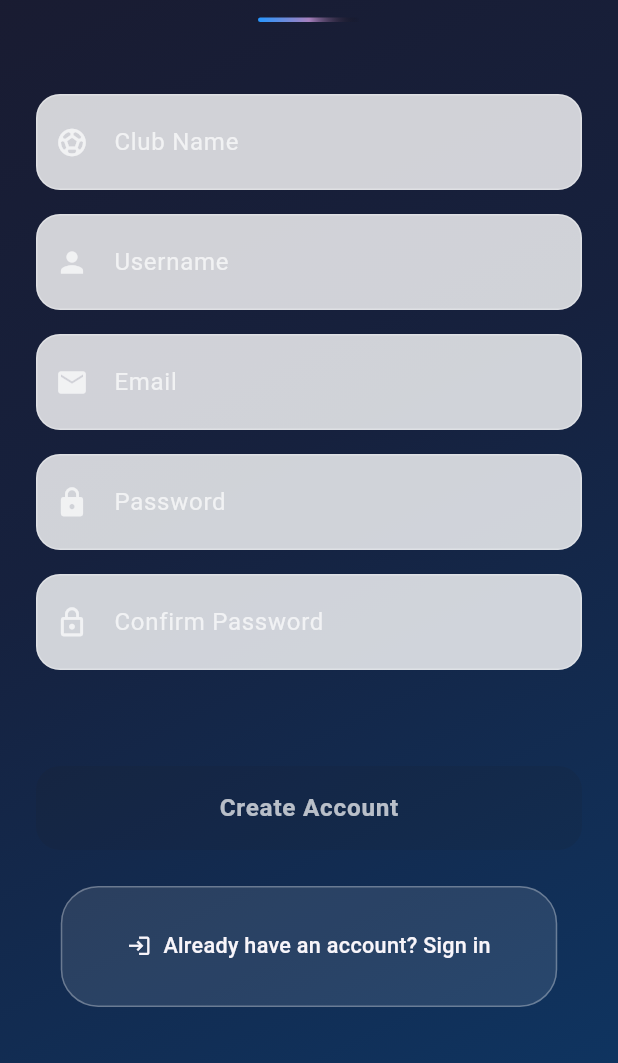
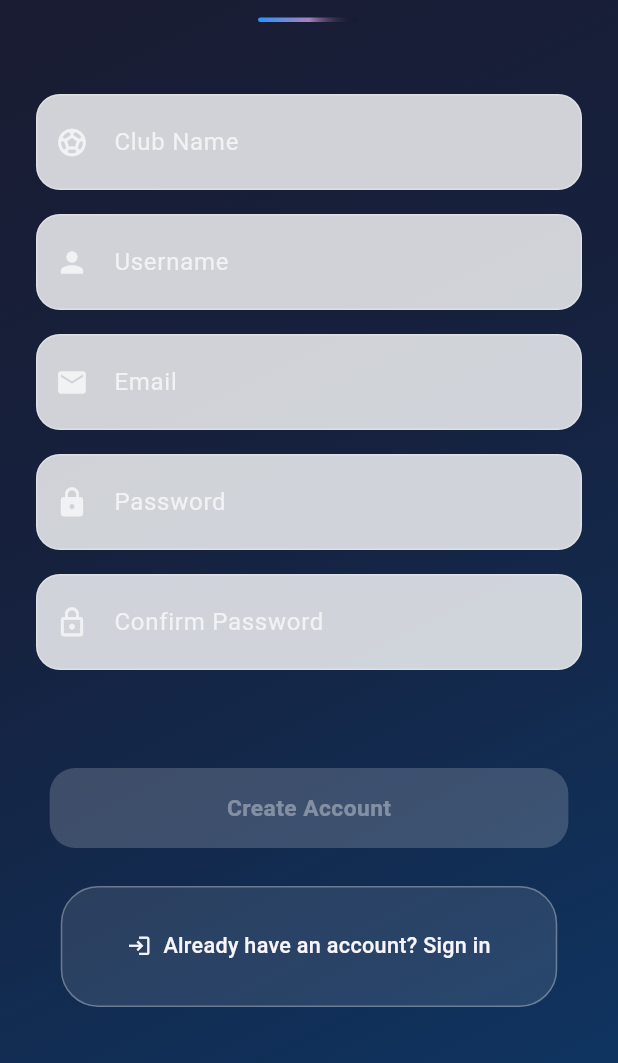
Before and after one commit to V3X3N/Pocket-Eleven, a Flutter app: the RegisterPage screen opened directly, on a phone screen of 412 x 824 dp, the part 173-1236 px from its top. Run offline on Flutter 3.47's test engine with Material 3 defaults, Android fonts, the phone set to English and light mode, and no system bars; our stand-ins replace cloud_firestore, firebase_auth, firebase_core, google_nav_bar, loading_animation_widget, unicons; missing offline and left inert: random_name_generator; accounts and stored records are empty; generated files the repository leaves out were written again.

Commit message:
login/register actionButton change

````diff
--- a/lib/pages/loading/login_register/widgets/action_button_widget.dart
+++ b/lib/pages/loading/login_register/widgets/action_button_widget.dart
@@ -1,66 +1,22 @@
-// File: widgets/form/action_button.dart
 import 'package:flutter/material.dart';
 import 'package:pocket_eleven/design/colors.dart';
 
-/// **Modern action button with loading state and animations**
+/// **Modern action button with smooth animations and loading states**
 ///
 /// Features:
-/// - Smooth loading transitions
-/// - Disabled state handling
-/// - Responsive sizing
-/// - Modern elevation and shadows
-/// - Customizable styling
-///
-/// **Parameters:**
-/// - [text] - Button text (required)
-/// - [onPressed] - Callback function (null disables button)
-/// - [isLoading] - ValueNotifier for loading state (optional)
-/// - [width] - Button width (default: fit content)
-/// - [height] - Button height (default: 56)
-/// - [fontSize] - Text font size (default: 18)
-/// - [borderRadius] - Border radius (default: 16)
-/// - [backgroundColor] - Custom background color (optional)
-/// - [textColor] - Custom text color (optional)
-/// - [icon] - Optional leading icon
-///
-/// **Usage:**
-/// ```dart
-/// ActionButton(
-///   text: 'Submit',
-///   onPressed: handleSubmit,
-///   isLoading: loadingNotifier,
-///   width: double.infinity,
-/// )
-/// ```
+/// - Glass-morphic design with subtle shadows
+/// - Smooth scale and fade animations
+/// - Responsive sizing and typography
+/// - Optimized loading transitions
 class ActionButton extends StatelessWidget {
-  /// Button text
   final String text;
-
-  /// Callback function when pressed
   final VoidCallback? onPressed;
-
-  /// Loading state notifier
   final ValueNotifier<bool>? isLoading;
-
-  /// Button width
   final double? width;
-
-  /// Button height
   final double height;
-
-  /// Text font size
   final double fontSize;
-
-  /// Border radius
-  final double borderRadius;
-
-  /// Custom background color
   final Color? backgroundColor;
-
-  /// Custom text color
   final Color? textColor;
-
-  /// Optional leading icon
   final IconData? icon;
 
   const ActionButton({
@@ -70,8 +26,7 @@ class ActionButton extends StatelessWidget {
     this.isLoading,
     this.width,
     this.height = 56,
-    this.fontSize = 18,
-    this.borderRadius = 16,
+    this.fontSize = 16,
     this.backgroundColor,
     this.textColor,
     this.icon,
@@ -80,6 +35,7 @@ class ActionButton extends StatelessWidget {
   @override
   Widget build(BuildContext context) {
     final isEnabled = onPressed != null;
+    final theme = Theme.of(context);
 
     return RepaintBoundary(
       child: SizedBox(
@@ -88,121 +44,114 @@ class ActionButton extends StatelessWidget {
         child: isLoading != null
             ? ValueListenableBuilder<bool>(
                 valueListenable: isLoading!,
-                builder: (context, loading, _) => _buildButton(
-                  context,
-                  isEnabled,
-                  loading,
-                ),
+                builder: (_, loading, __) =>
+                    _buildButton(context, theme, isEnabled, loading),
               )
-            : _buildButton(context, isEnabled, false),
+            : _buildButton(context, theme, isEnabled, false),
       ),
     );
   }
 
-  Widget _buildButton(BuildContext context, bool isEnabled, bool isLoading) {
-    final effectiveBackgroundColor = _getBackgroundColor(isEnabled);
-    final effectiveTextColor = _getTextColor(isEnabled);
-    final responsiveFontSize = _getResponsiveFontSize(context);
+  Widget _buildButton(
+      BuildContext context, ThemeData theme, bool isEnabled, bool isLoading) {
+    final screenWidth = MediaQuery.of(context).size.width;
+    final responsiveFontSize = fontSize * (screenWidth > 400 ? 1.0 : 0.9);
+    final bgColor = backgroundColor ??
+        (isEnabled ? AppColors.textEnabledColor : AppColors.inputBorder);
+    final fgColor =
+        textColor ?? (isEnabled ? AppColors.primaryColor : AppColors.inputIcon);
 
-    return AnimatedContainer(
-      duration: const Duration(milliseconds: 200),
-      curve: Curves.easeOutCubic,
-      child: ElevatedButton(
-        onPressed: isLoading ? null : onPressed,
-        style: ElevatedButton.styleFrom(
-          backgroundColor: effectiveBackgroundColor,
-          foregroundColor: effectiveTextColor,
-          elevation: isEnabled && !isLoading ? 8 : 0,
-          shadowColor: effectiveBackgroundColor.withValues(alpha: 0.4),
-          shape: RoundedRectangleBorder(
-            borderRadius: BorderRadius.circular(borderRadius),
+    return AnimatedScale(
+      scale: isEnabled && !isLoading ? 1.0 : 0.95,
+      duration: const Duration(milliseconds: 150),
+      child: AnimatedOpacity(
+        opacity: isEnabled ? 1.0 : 0.6,
+        duration: const Duration(milliseconds: 200),
+        child: Container(
+          decoration: BoxDecoration(
+            borderRadius: BorderRadius.circular(18),
+            gradient: isEnabled
+                ? LinearGradient(
+                    begin: Alignment.topLeft,
+                    end: Alignment.bottomRight,
+                    colors: [
+                      bgColor,
+                      bgColor.withValues(alpha: 0.8),
+                    ],
+                  )
+                : null,
+            color: !isEnabled ? bgColor : null,
+            boxShadow: isEnabled && !isLoading
+                ? [
+                    BoxShadow(
+                      color: bgColor.withValues(alpha: 0.3),
+                      blurRadius: 12,
+                      offset: const Offset(0, 6),
+                    ),
+                    BoxShadow(
+                      color: Colors.black.withValues(alpha: 0.08),
+                      blurRadius: 4,
+                      offset: const Offset(0, 2),
+                    ),
+                  ]
+                : null,
           ),
-          padding: EdgeInsets.symmetric(
-            horizontal: _getHorizontalPadding(context),
-            vertical: 0,
+          child: Material(
+            color: Colors.transparent,
+            child: InkWell(
+              onTap: isLoading ? null : onPressed,
+              borderRadius: BorderRadius.circular(18),
+              splashColor: fgColor.withValues(alpha: 0.1),
+              highlightColor: fgColor.withValues(alpha: 0.05),
+              child: Container(
+                padding: EdgeInsets.symmetric(
+                  horizontal: screenWidth > 400 ? 24 : 16,
+                ),
+                child: AnimatedSwitcher(
+                  duration: const Duration(milliseconds: 250),
+                  transitionBuilder: (child, animation) => ScaleTransition(
+                    scale: animation,
+                    child: FadeTransition(opacity: animation, child: child),
+                  ),
+                  child: isLoading
+                      ? SizedBox(
+                          height: 20,
+                          width: 20,
+                          child: CircularProgressIndicator(
+                            strokeWidth: 2,
+                            valueColor: AlwaysStoppedAnimation(fgColor),
+                          ),
+                        )
+                      : Row(
+                          mainAxisSize: MainAxisSize.min,
+                          mainAxisAlignment: MainAxisAlignment.center,
+                          children: [
+                            if (icon != null) ...[
+                              Icon(
+                                icon,
+                                size: responsiveFontSize + 2,
+                                color: fgColor,
+                              ),
+                              const SizedBox(width: 8),
+                            ],
+                            Text(
+                              text,
+                              style: TextStyle(
+                                fontSize: responsiveFontSize,
+                                fontWeight: FontWeight.w600,
+                                color: fgColor,
+                                letterSpacing: 0.3,
+                                height: 1.2,
+                              ),
+                            ),
+                          ],
+                        ),
+                ),
+              ),
+            ),
           ),
-        ),
-        child: AnimatedSwitcher(
-          duration: const Duration(milliseconds: 250),
-          child: isLoading
-              ? _buildLoadingContent()
-              : _buildButtonContent(responsiveFontSize, effectiveTextColor),
         ),
       ),
     );
   }
-
-  Widget _buildLoadingContent() {
-    return SizedBox(
-      height: 24,
-      width: 24,
-      child: CircularProgressIndicator(
-        strokeWidth: 2.5,
-        valueColor: AlwaysStoppedAnimation<Color>(
-          textColor ?? AppColors.primaryColor,
-        ),
-      ),
-    );
-  }
-
-  Widget _buildButtonContent(
-      double responsiveFontSize, Color effectiveTextColor) {
-    if (icon != null) {
-      return Row(
-        mainAxisSize: MainAxisSize.min,
-        mainAxisAlignment: MainAxisAlignment.center,
-        children: [
-          Icon(
-            icon,
-            size: responsiveFontSize + 2,
-            color: effectiveTextColor,
-          ),
-          const SizedBox(width: 8),
-          Text(
-            text,
-            style: TextStyle(
-              fontSize: responsiveFontSize,
-              fontWeight: FontWeight.bold,
-              color: effectiveTextColor,
-              letterSpacing: 0.5,
-            ),
-          ),
-        ],
-      );
-    }
-
-    return Text(
-      text,
-      style: TextStyle(
-        fontSize: responsiveFontSize,
-        fontWeight: FontWeight.bold,
-        color: effectiveTextColor,
-        letterSpacing: 0.5,
-      ),
-    );
-  }
-
-  Color _getBackgroundColor(bool isEnabled) {
-    if (backgroundColor != null) return backgroundColor!;
-    return isEnabled ? AppColors.textEnabledColor : AppColors.inputBorder;
-  }
-
-  Color _getTextColor(bool isEnabled) {
-    if (textColor != null) return textColor!;
-    return isEnabled ? AppColors.primaryColor : AppColors.inputIcon;
-  }
-
-  double _getResponsiveFontSize(BuildContext context) {
-    final screenWidth = MediaQuery.of(context).size.width;
-    if (screenWidth > 600) return fontSize;
-    if (screenWidth > 400) return fontSize * 0.9;
-    return fontSize * 0.85;
-  }
-
-  double _getHorizontalPadding(BuildContext context) {
-    final screenWidth = MediaQuery.of(context).size.width;
-    if (screenWidth > 600) return 32;
-    if (screenWidth > 400) return 24;
-    return 16;
-  }
 }
````
